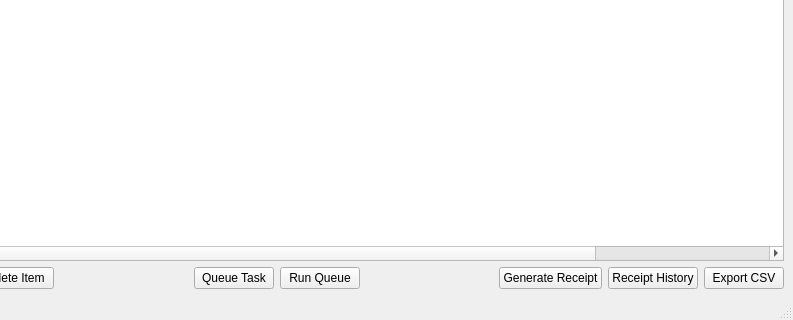
Above: wms_gui/main.ui from Fally00/WMS-X before the change; both pictures show x 207 to 1000 and y 330 to 650 of the 1000 by 650 pixel window. Below: the same form after it.
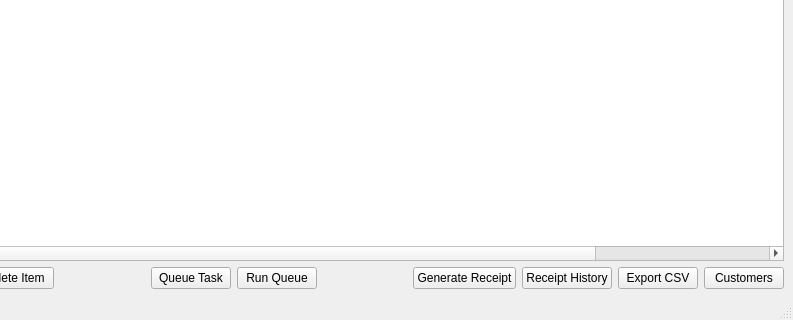
That is the form after the change.

Commit message: Customer Management System implementation

Patch:
```diff
--- a/wms_gui/main.ui
+++ b/wms_gui/main.ui
@@ -188,6 +188,13 @@
         </property>
        </widget>
       </item>
+      <item>
+       <widget class="QPushButton" name="customersBtn">
+        <property name="text">
+         <string>Customers</string>
+        </property>
+       </widget>
+      </item>
      </layout>
     </item>
    </layout>
```
The commit also changes 14 other files.
